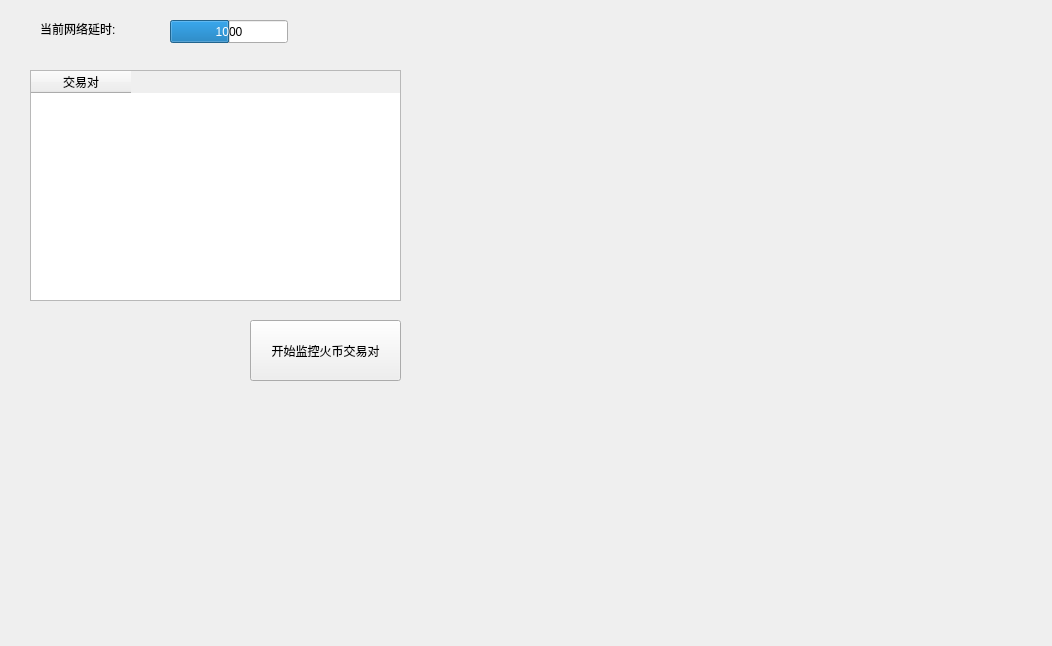
The window that MainWidget.ui (lihn1987/CoinMarketWatcher) describes before a commit, drawn with Qt 5.
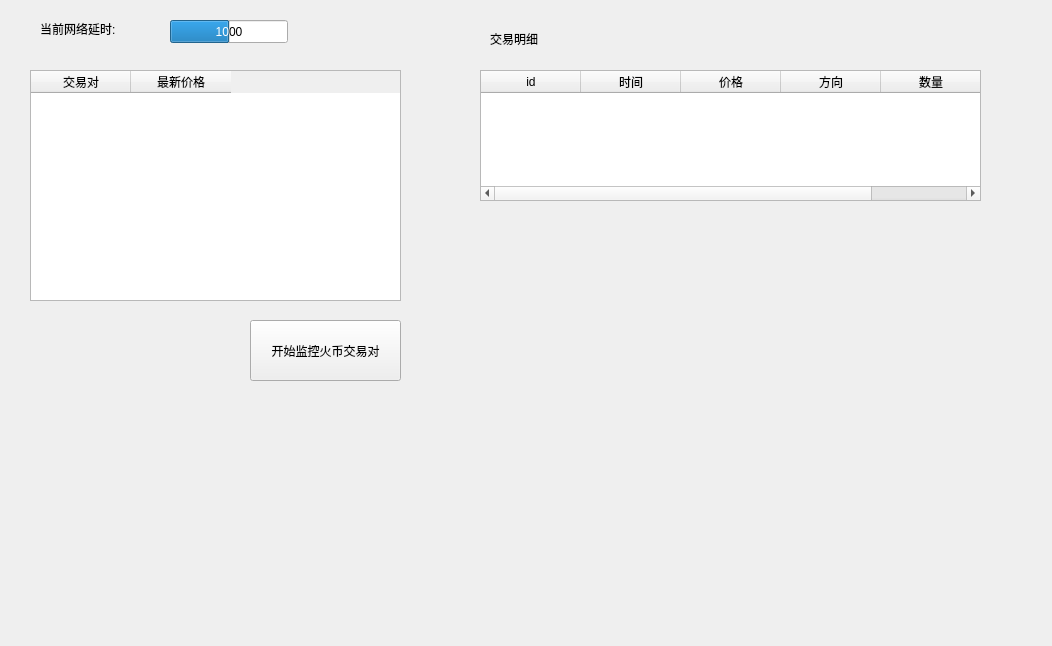
The same window after the commit.

Commit message: 能够监控实时价格，交易明细，并在界面中显示出来

Patch:
```diff
--- a/MainWidget.ui
+++ b/MainWidget.ui
@@ -30,6 +30,11 @@
      <string>交易对</string>
     </property>
    </column>
+   <column>
+    <property name="text">
+     <string>最新价格</string>
+    </property>
+   </column>
   </widget>
   <widget class="QPushButton" name="btnHuobiTransactionStart">
    <property name="geometry">
@@ -79,6 +84,57 @@
     <string>%v</string>
    </property>
   </widget>
+  <widget class="QTableWidget" name="tabHuobiTradeDetail">
+   <property name="geometry">
+    <rect>
+     <x>480</x>
+     <y>70</y>
+     <width>501</width>
+     <height>131</height>
+    </rect>
+   </property>
+   <property name="sortingEnabled">
+    <bool>true</bool>
+   </property>
+   <column>
+    <property name="text">
+     <string>id</string>
+    </property>
+   </column>
+   <column>
+    <property name="text">
+     <string>时间</string>
+    </property>
+   </column>
+   <column>
+    <property name="text">
+     <string>价格</string>
+    </property>
+   </column>
+   <column>
+    <property name="text">
+     <string>方向</string>
+    </property>
+   </column>
+   <column>
+    <property name="text">
+     <string>数量</string>
+    </property>
+   </column>
+  </widget>
+  <widget class="QLabel" name="label_2">
+   <property name="geometry">
+    <rect>
+     <x>490</x>
+     <y>30</y>
+     <width>101</width>
+     <height>17</height>
+    </rect>
+   </property>
+   <property name="text">
+    <string>交易明细</string>
+   </property>
+  </widget>
  </widget>
  <layoutdefault spacing="6" margin="11"/>
  <resources/>
```
The commit also changes 5 other files.
